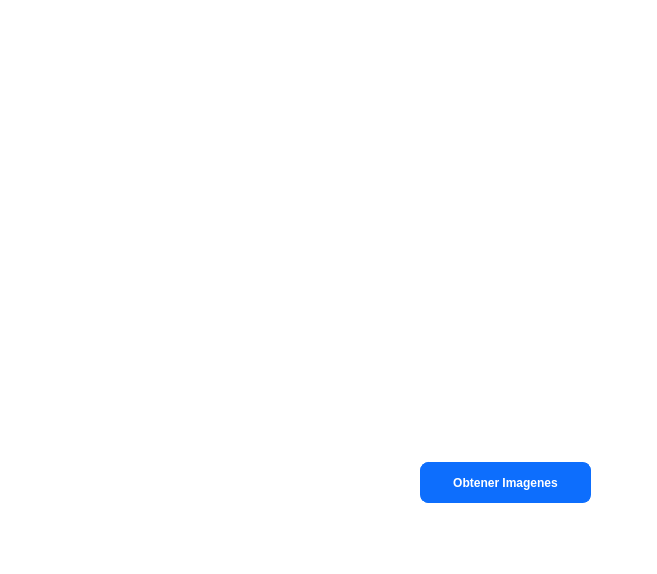
The window that data_visualization.ui (leoponce82/Recapture_db_input) describes before a commit, drawn with Qt 5.
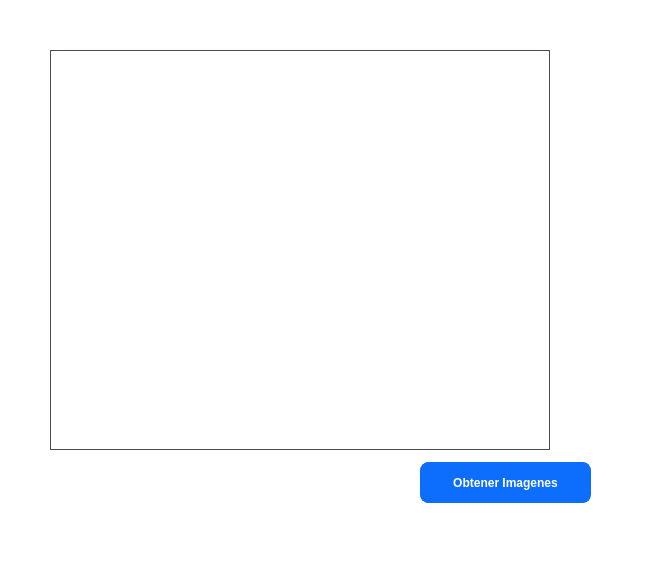
The same window after the commit.

Commit message: modified:   __pycache__/data_visualization_code.cpython-310.pyc 	new file:   boxplot.png 	modified:   data_visualization.ui 	modified:   data_visualization_code.py 	new file:   pink.jpeg 	new file:   pink.png 	modified:   recapture.py 	new file:   yellow.png

```diff
--- a/data_visualization.ui
+++ b/data_visualization.ui
@@ -89,6 +89,22 @@
      <string>Obtener Imagenes</string>
     </property>
    </widget>
+   <widget class="QLabel" name="label_image">
+    <property name="geometry">
+     <rect>
+      <x>50</x>
+      <y>50</y>
+      <width>500</width>
+      <height>400</height>
+     </rect>
+    </property>
+    <property name="frameShape">
+     <enum>QFrame::Box</enum>
+    </property>
+    <property name="text">
+     <string/>
+    </property>
+   </widget>
   </widget>
   <widget class="QMenuBar" name="menubar">
    <property name="geometry">
```
The commit also changes 7 other files.
